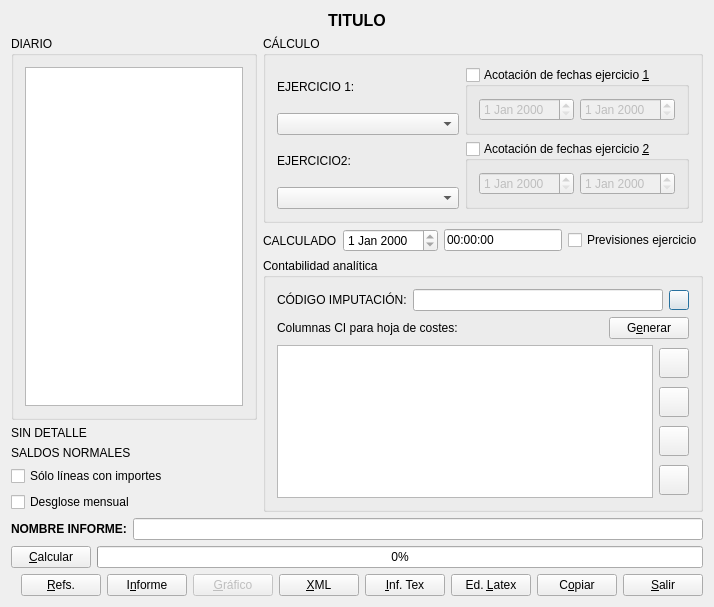
First picture: the form in calcestado.ui, repository DIBOSAJM/keme, before the edit.
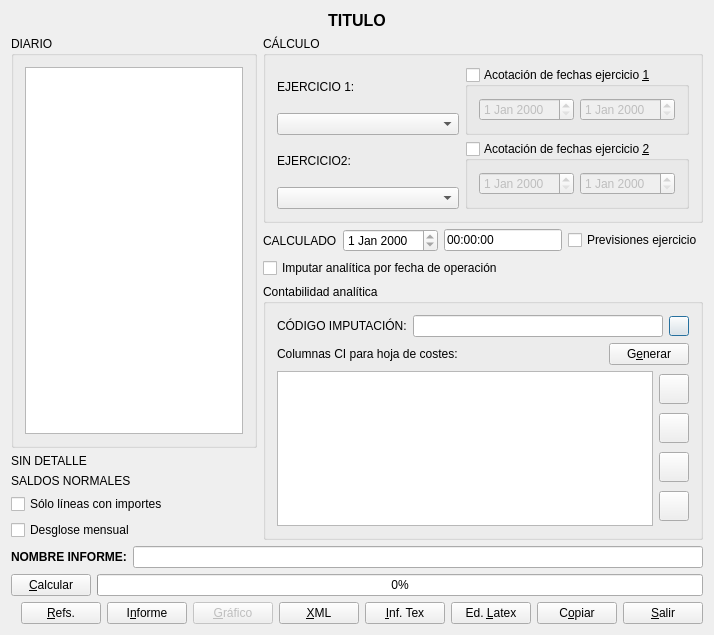
Second picture: the form after the edit. Icons and pictures are not drawn.

```diff
--- a/calcestado.ui
+++ b/calcestado.ui
@@ -8,7 +8,7 @@
     <x>0</x>
     <y>0</y>
     <width>714</width>
-    <height>607</height>
+    <height>635</height>
    </rect>
   </property>
   <property name="windowTitle">
@@ -223,6 +223,13 @@
          </item>
         </layout>
        </item>
+       <item>
+        <widget class="QCheckBox" name="analitica_fecha_op_checkBox">
+         <property name="text">
+          <string>Imputar analítica por fecha de operación</string>
+         </property>
+        </widget>
+       </item>
        <item>
         <widget class="QGroupBox" name="analiticagroupBox">
          <property name="title">
```
